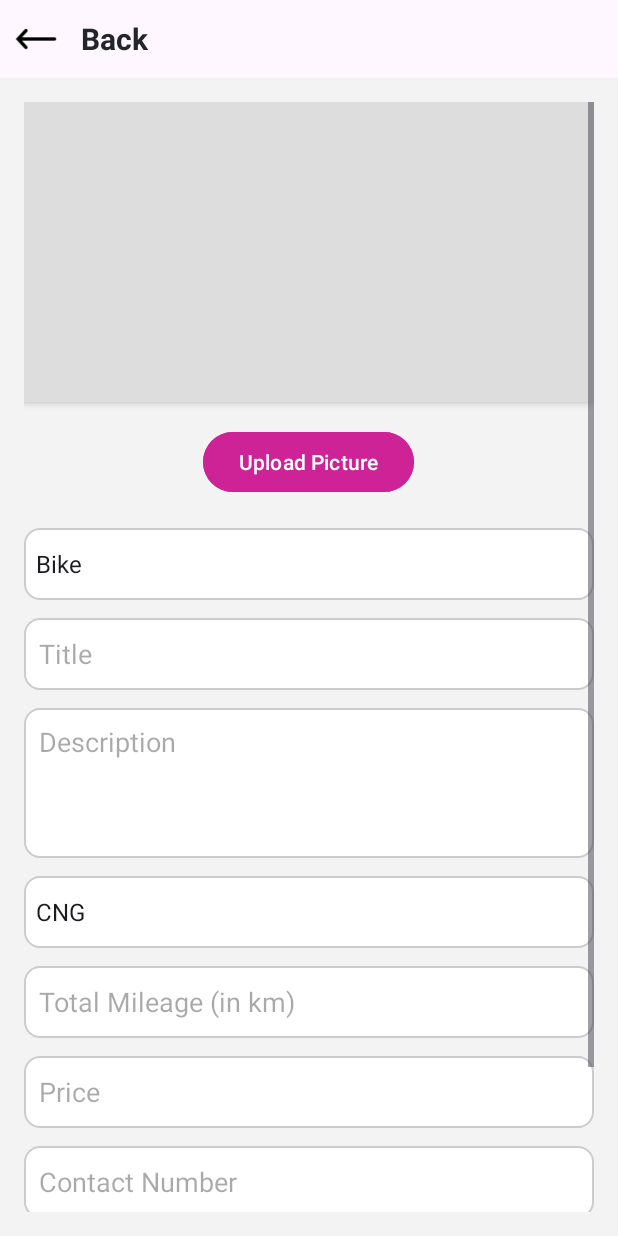
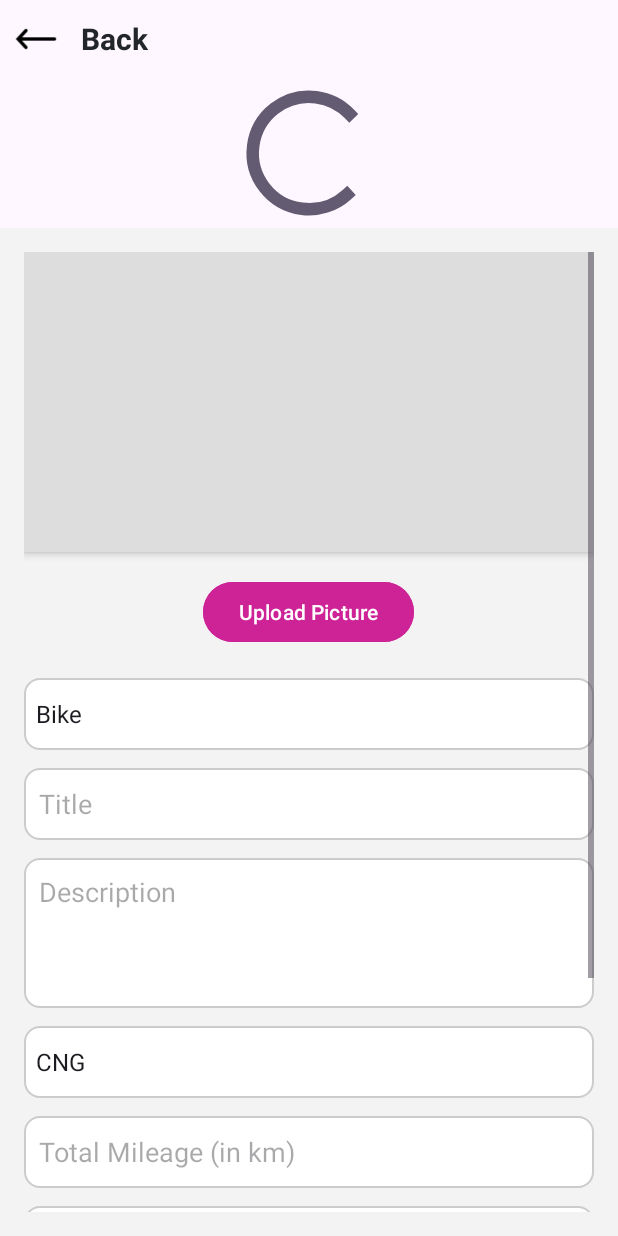
Before and after one commit to MD-SAKIB-HASNAT/GariLagbe, an Android app: the UploadItemActivity screen opened directly, with no data from a screen before it, on a phone screen of 412 x 824 dp. Run offline under Robolectric (Android 15) with nearby library versions, the phone set to English and light mode, and no system bars; our stand-ins replace Firebase (no records; nobody signed in at launch, a user with empty details on screens opened directly).

Commit message:
small change

```diff
--- a/app/src/main/java/com/example/garilagbe/MainActivity.java
+++ b/app/src/main/java/com/example/garilagbe/MainActivity.java
@@ -68,6 +68,9 @@ public class MainActivity extends AppCompatActivity {
         });
 
     }
+    public void switchToLoginTab() {
+        viewPager2.setCurrentItem(0); // 0 is login tab index; adjust if needed
+    }
 
 
 
--- a/app/src/main/java/com/example/garilagbe/UploadItemActivity.java
+++ b/app/src/main/java/com/example/garilagbe/UploadItemActivity.java
@@ -41,6 +41,7 @@ public class UploadItemActivity extends AppCompatActivity {
     // Firebase
     FirebaseDatabase database;
     DatabaseReference dbRef;
+    ProgressBar upProgressbar;
 
     // For editing existing post
     Post postToEdit;
@@ -63,6 +64,9 @@ public class UploadItemActivity extends AppCompatActivity {
         spinnerType = findViewById(R.id.spinner_type);
         spinnerFuelType = findViewById(R.id.spinner_fuel_type);
         btnBack = findViewById(R.id.btn_back);
+        upProgressbar = findViewById(R.id.up_progressbar);
+
+
 
         btnBack.setOnClickListener(new View.OnClickListener() {
             @Override
@@ -178,6 +182,7 @@ public class UploadItemActivity extends AppCompatActivity {
     }
 
     private void savePostToDB(String imageBase64) {
+        upProgressbar.setVisibility(View.VISIBLE);
         String title = editTitle.getText().toString();
         String description = editDescription.getText().toString();
         String price = editPrice.getText().toString();
@@ -211,6 +216,7 @@ public class UploadItemActivity extends AppCompatActivity {
             dbRef.child(postToEdit.getPostId()).setValue(postMap)
                     .addOnSuccessListener(unused -> {
                         Toast.makeText(this, "Post Updated", Toast.LENGTH_SHORT).show();
+                        upProgressbar.setVisibility(View.GONE);
                         goToTypeView(type);
                     })
                     .addOnFailureListener(e ->
@@ -220,6 +226,7 @@ public class UploadItemActivity extends AppCompatActivity {
             dbRef.child(postId).setValue(postMap)
                     .addOnSuccessListener(unused -> {
                         Toast.makeText(this, "Post Uploaded", Toast.LENGTH_SHORT).show();
+                        upProgressbar.setVisibility(View.GONE);
                         goToTypeView(type);
                     })
                     .addOnFailureListener(e ->
--- a/app/src/main/res/layout/activity_car_view.xml
+++ b/app/src/main/res/layout/activity_car_view.xml
@@ -58,8 +58,9 @@
 
                 <ImageView
                     android:id="@+id/user_profile"
-                    android:layout_width="55dp"
-                    android:layout_height="55dp"
+                    android:layout_width="45dp"
+                    android:layout_height="45dp"
+                    android:layout_marginLeft="10dp"
                     app:layout_constraintBottom_toBottomOf="parent"
                     app:layout_constraintStart_toStartOf="parent"
                     app:layout_constraintTop_toTopOf="parent"
--- a/app/src/main/res/layout/activity_upload_item.xml
+++ b/app/src/main/res/layout/activity_upload_item.xml
@@ -28,6 +28,12 @@
             android:textColor="@color/black"
             android:textSize="20sp"/>
     </LinearLayout>
+    <ProgressBar
+        android:id="@+id/up_progressbar"
+        android:layout_width="100dp"
+        android:layout_height="100dp"
+        android:layout_gravity="center"
+        android:visibility="visible"/>
 
     <ScrollView
     android:layout_width="match_parent"
@@ -165,6 +171,7 @@
             android:textColor="#FFFFFF"
             android:textStyle="bold"
             android:elevation="4dp" />
+
     </LinearLayout>
 </ScrollView>
 </LinearLayout>
```
Also changed, not shown: app/src/main/java/com/example/garilagbe/SignUpTabFragment.java (+12 -1 lines), app/src/main/res/layout/activity_bike_view.xml (+4 -3 lines).
